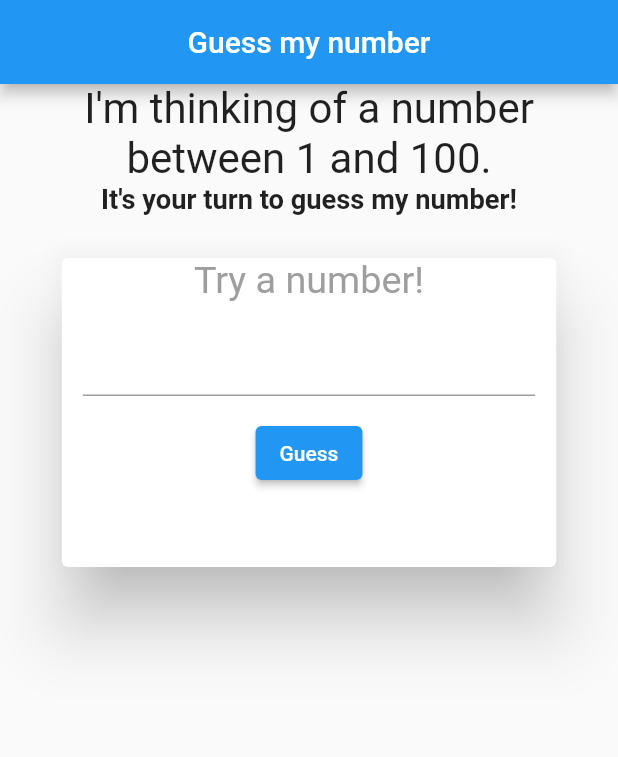
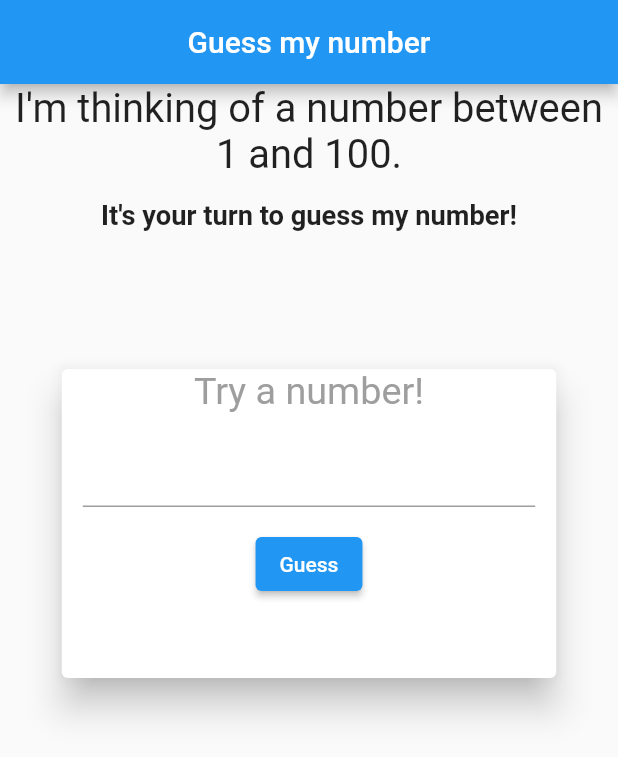
Before and after one commit to PetruAlin/Flutter_Course_Tomescu_Petru, a Flutter app: the GuessNumber screen opened directly, on a phone screen of 412 x 824 dp. Shown: the top 757 px of the screen. Run offline on Flutter 3.47's test engine with Material 2 defaults, Android fonts, the phone set to English and light mode, and no system bars.

Commit message:
Added padding

```diff
--- a/week2/luckyNumber/lib/main.dart
+++ b/week2/luckyNumber/lib/main.dart
@@ -37,7 +37,7 @@ class _GuessNumberState extends State<GuessNumber> {
   String guessButton = 'Guess';
   int secretNumber = -1;
 
-  void _dialogbox(int guess) {
+  void _dialogBox(int guess) {
     showDialog(
         context: context,
         builder: (BuildContext context) {
@@ -50,9 +50,10 @@ class _GuessNumberState extends State<GuessNumber> {
                     Navigator.pop(context);
                     setState(() {
                       secretNumber = -1;
+                      resultText = '';
                     });
                   },
-                  child: Text('Try again')),
+                  child: const Text('Try again')),
               TextButton(
                   onPressed: () {
                     Navigator.pop(context);
@@ -83,11 +84,13 @@ class _GuessNumberState extends State<GuessNumber> {
           children: [
             const Text(
               'I\'m thinking of a number between 1 and 100.',
-              textScaleFactor: 2,
+              textScaleFactor: 1.9,
               textAlign: TextAlign.center,
             ),
             //Padding(padding:,)
-            const Text(
+            const Padding(
+              padding: EdgeInsets.fromLTRB(20, 15, 20, 15),
+              child: Text(
                 'It\'s your turn to guess my number!',
                 textScaleFactor: 1.3,
                 textAlign: TextAlign.center,
@@ -95,13 +98,17 @@ class _GuessNumberState extends State<GuessNumber> {
                   fontWeight: FontWeight.bold,
                 ),
               ),
-            Text(
+            ),
+            Padding(
+              padding: const EdgeInsets.fromLTRB(20, 20, 20, 20),
+              child: Text(
                 resultText,
-              textScaleFactor: 1.5,
+                textScaleFactor: 2,
+                style: const TextStyle(color: Colors.grey),
               ),
-            Container(
-              child: Card(
-                elevation: 20.0,
+            ),
+            Card(
+              elevation: 10.0,
               child: SizedBox(
                 width: MediaQuery.of(context).size.width * 80 / 100,
                 height: MediaQuery.of(context).size.height * 25 / 100,
@@ -113,7 +120,7 @@ class _GuessNumberState extends State<GuessNumber> {
                         style: TextStyle(color: Colors.grey),
                     ),
                     Container(
-                        margin: EdgeInsetsDirectional.all(14.0),
+                      margin: const EdgeInsetsDirectional.all(14.0),
                       child: TextField(
                         enabled: enable,
                         focusNode: node,
@@ -131,6 +138,7 @@ class _GuessNumberState extends State<GuessNumber> {
                             setState(() {
                               enable = true;
                               guessButton = 'Guess';
+                              resultText = '';
                             }
                             );
                           } else {
@@ -153,12 +161,12 @@ class _GuessNumberState extends State<GuessNumber> {
                                 } else {
                                   if (secretNumber < guess) {
                                     resultText =
-                                      'You tried $guess\n     Try lower.';
+                                    'You tried $guess\n  Try lower.';
                                   } else {
                                     resultText =
                                     'You tried $guess\n You guessed right.';
-                                      //enable = false;
-                                      _dialogbox(guess);
+                                    _dialogBox(guess);
+                                    FocusScope.of(context).unfocus();
                                   }
                                 }
                               }
@@ -172,7 +180,6 @@ class _GuessNumberState extends State<GuessNumber> {
                 ),
               ),
             ),
-            ),
           ],
         ),
       ),
--- a/week2/number_shape/lib/main.dart
+++ b/week2/number_shape/lib/main.dart
@@ -106,6 +106,7 @@ class _NumberShapesState extends State<NumberShapes> {
               controller.clear();
             });
           } else {
+            setState(() {
               error = null;
               String dialogText = '';
               controller.clear();
@@ -119,10 +120,13 @@ class _NumberShapesState extends State<NumberShapes> {
                 if (_checkTriangle(number)) {
                   dialogText = "Number $number is TRIANGULAR.";
                 } else {
-                dialogText = "Number $number is neither TRIANGULAR or SQUARE.";
+                  dialogText =
+                  "Number $number is neither TRIANGULAR or SQUARE.";
                 }
               }
               _dialogbox(number, dialogText);
+              FocusScope.of(context).unfocus();
+            });
           }
         },
         child: const Icon(Icons.check),
```
Lines whose indentation alone changed are shown as unchanged.
